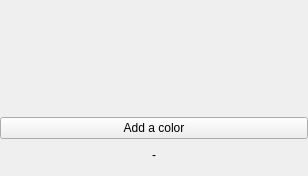
First picture: the form in MeasureColor.ui, repository arthur469/HardwareSyncAI, before the edit.
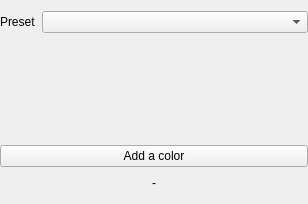
Second picture: the form after the edit.

Commit message: Add curated gradient presets to the Hardware Sync color editor

```diff
--- a/MeasureColor.ui
+++ b/MeasureColor.ui
@@ -29,6 +29,27 @@
    <property name="rightMargin">
     <number>0</number>
    </property>
+   <item row="1" column="1" colspan="2">
+    <layout class="QHBoxLayout" name="preset_layout">
+     <item>
+      <widget class="QLabel" name="preset_label">
+       <property name="text">
+        <string>Preset</string>
+       </property>
+      </widget>
+     </item>
+     <item>
+      <widget class="QComboBox" name="preset_selector">
+       <property name="sizePolicy">
+        <sizepolicy hsizetype="Expanding" vsizetype="Fixed">
+         <horstretch>0</horstretch>
+         <verstretch>0</verstretch>
+        </sizepolicy>
+       </property>
+      </widget>
+     </item>
+    </layout>
+   </item>
    <item row="4" column="1" colspan="2">
     <widget class="QLabel" name="preview">
      <property name="minimumSize">
```
The commit also changes 2 other files.
